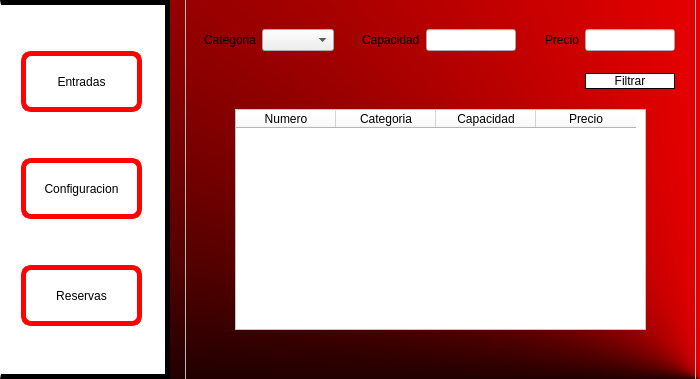
Before: the Qt Designer form Motel/Vista/gui/VentanaPrincipal.ui in juanhoyos06/AppIntouch, drawn with Qt 5.
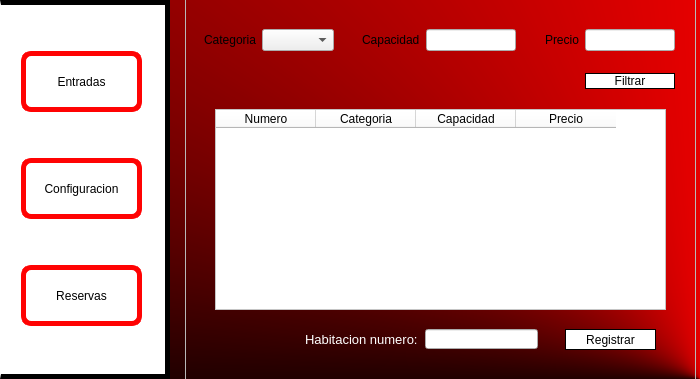
After: the same form once the commit is applied. The open tabs and pages were chosen to show the change. Icons and pictures are not drawn.

What changed in the file:
```diff
--- a/Motel/Vista/gui/VentanaPrincipal.ui
+++ b/Motel/Vista/gui/VentanaPrincipal.ui
@@ -106,10 +106,10 @@
      <widget class="QTableWidget" name="tableHabitacionesDisp">
       <property name="geometry">
        <rect>
-        <x>50</x>
+        <x>30</x>
         <y>110</y>
-        <width>411</width>
-        <height>221</height>
+        <width>451</width>
+        <height>201</height>
        </rect>
       </property>
       <property name="styleSheet">
@@ -274,6 +274,69 @@
        </item>
       </layout>
      </widget>
+     <widget class="QLabel" name="label_4">
+      <property name="geometry">
+       <rect>
+        <x>120</x>
+        <y>330</y>
+        <width>131</width>
+        <height>21</height>
+       </rect>
+      </property>
+      <property name="styleSheet">
+       <string notr="true">font: 12pt &quot;MS Shell Dlg 2&quot;;</string>
+      </property>
+      <property name="text">
+       <string>&lt;html&gt;&lt;head/&gt;&lt;body&gt;&lt;p&gt;&lt;span style=&quot; font-size:10pt; color:#ffffff;&quot;&gt;Habitacion numero: &lt;/span&gt;&lt;/p&gt;&lt;/body&gt;&lt;/html&gt;</string>
+      </property>
+     </widget>
+     <widget class="QLineEdit" name="lineedit_numHab">
+      <property name="geometry">
+       <rect>
+        <x>240</x>
+        <y>330</y>
+        <width>113</width>
+        <height>20</height>
+       </rect>
+      </property>
+      <property name="styleSheet">
+       <string notr="true">background-color: None;
+</string>
+      </property>
+     </widget>
+     <widget class="QPushButton" name="pbutton_registrar">
+      <property name="geometry">
+       <rect>
+        <x>380</x>
+        <y>330</y>
+        <width>91</width>
+        <height>21</height>
+       </rect>
+      </property>
+      <property name="styleSheet">
+       <string notr="true">
+QPushButton{
+	background-color: rgb(255, 255, 255);
+	
+	font: 10pt &quot;MS Shell Dlg 2&quot;;
+	border: 0.5px solid;
+	border-color: rgb(0, 0, 0);
+
+}
+
+QPushButton:hover{
+	
+	background-color: rgb(170, 170, 170);
+	
+	font: 10pt &quot;MS Shell Dlg 2&quot;;
+	border-color: rgb(0, 0, 0);
+
+}</string>
+      </property>
+      <property name="text">
+       <string>Registrar</string>
+      </property>
+     </widget>
     </widget>
     <widget class="QWidget" name="page_configuracion">
      <widget class="QPushButton" name="pbutton_crearUsuario">
```
Left out of the diff: 2 changed lines with no effect on the pictures.
